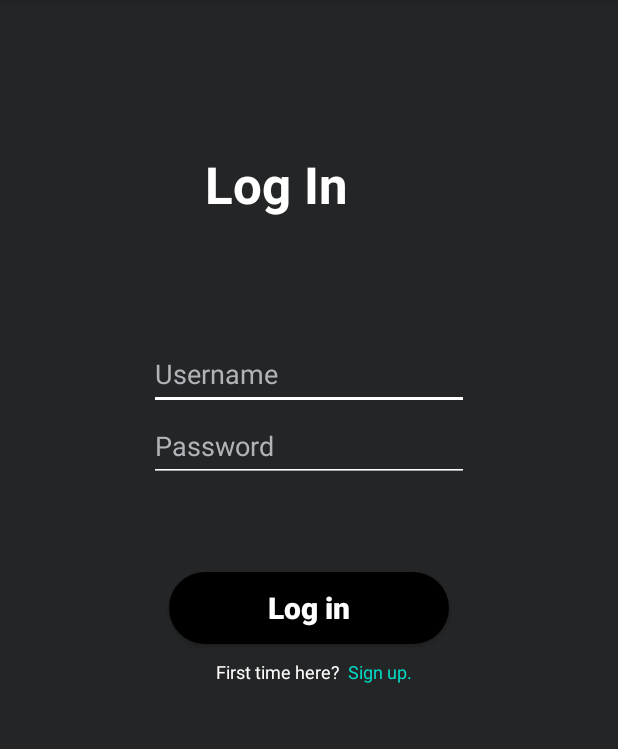
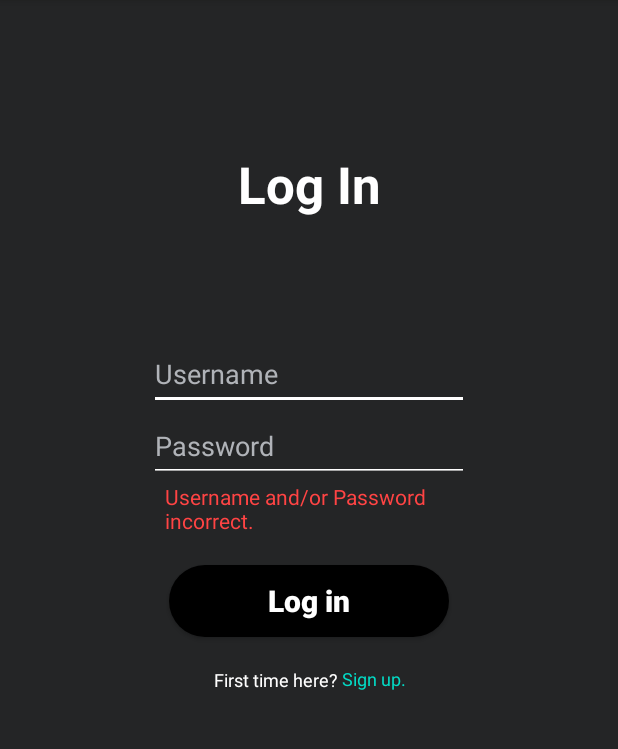
Before and after one commit to ZhouRicky/CIS-4515-Binns-Lan-Zhou, an Android app: the screen it shows after launch (LoginActivity), after a tap on "Log in", on a phone screen of 412 x 824 dp, the part 84-833 px from its top. Run offline under Robolectric (Android 15) with nearby library versions, the phone set to English and light mode, and no system bars; libraries missing offline, so code that uses them is left out: com.karumi.dexter; 1 statement that could not run was skipped.

Commit message:
Implemented Runtime Permission Check
- Expanded loginButton code
- Refactored variable & view names to be more informative

```diff
--- a/ProjectBLZ/app/src/main/java/edu/temple/projectblz/Constant.java
+++ b/ProjectBLZ/app/src/main/java/edu/temple/projectblz/Constant.java
@@ -2,18 +2,17 @@ package edu.temple.projectblz;
 
 public class Constant {
 
-    //Constant for LocationService
-    public static final String Log_LocationUpdateInitialize = "The Location Update initialized";
-    public static final String LOG_LocationUpdateEnded = "The Location Service Ended";
+    // constants for LocationService
+    public static final String LOG_LOCATION = "Location";
 
-
-    //Constant for SharedPrefs
+    // constants for SharedPrefs
     public static final String SHARED_PREFS_NAME = "ProjectBLZ";
     public static final String SHARED_PREFS_DEFAULT_STRING = "None";
     public static final String USERNAME = "username";
+    public static final String IS_LOCATION_PERMISSION_GRANTED = "is_location_permission_granted";
 
-    //Constant for LoginActivity
-    public static final String InvalidInput = "Invalid Input";
-    public static final String InvalidInputMessage = null; //TODO Might use for an alertdialog
+    // constants for LoginActivity
+    public static final String INVALID_INPUT = "Please enter username and/or password";
+    public static final String INCORRECT_INFO = "Username and/or Password incorrect.";
 
 }
--- a/ProjectBLZ/app/src/main/java/edu/temple/projectblz/LocationService.java
+++ b/ProjectBLZ/app/src/main/java/edu/temple/projectblz/LocationService.java
@@ -1,28 +1,18 @@
 package edu.temple.projectblz;
-
 
 import android.Manifest;
 import android.app.Notification;
-import android.app.NotificationChannel;
-import android.app.NotificationManager;
 import android.app.Service;
 import android.content.Context;
 import android.content.Intent;
 import android.content.pm.PackageManager;
-import android.graphics.Color;
 import android.location.LocationListener;
 import android.location.LocationManager;
 import android.os.IBinder;
 import android.util.Log;
-import android.widget.Toast;
 
 import androidx.annotation.Nullable;
 import androidx.core.app.ActivityCompat;
-import androidx.core.app.NotificationCompat;
-
-import java.io.Serializable;
-
-
 
 public class LocationService extends Service {
     //Initialization of the location service based off TA's version
@@ -55,7 +45,7 @@ public class LocationService extends Service {
             locationManager.requestLocationUpdates(LocationManager.GPS_PROVIDER,
                     10, 1, listener);
             //TODO Initializing the distance based of 1 meter and 10 ms but would need to change if needed
-            Log.d(Constant.Log_LocationUpdateInitialize, "The foreground location service has sucessfully started: Location Update initialization is sucessful");
+            Log.d(Constant.LOG_LOCATION, "The foreground location service has successfully started: Location Update Initialization is successful");
         }
 
         return super.onStartCommand(intent, flags, startId);
@@ -70,7 +60,7 @@ public class LocationService extends Service {
 
     @Override
     public void onDestroy() {
-        Log.i(Constant.LOG_LocationUpdateEnded, "Location Service is onDestroy and the Location Service is eliminated");
+        Log.i(Constant.LOG_LOCATION, "Location Service is onDestroy and the Location Service is eliminated");
         locationManager.removeUpdates(listener);
         //Use Manager to remove the listener;
     }
--- a/ProjectBLZ/app/src/main/java/edu/temple/projectblz/LoginActivity.java
+++ b/ProjectBLZ/app/src/main/java/edu/temple/projectblz/LoginActivity.java
@@ -1,51 +1,119 @@
 package edu.temple.projectblz;
 
-import androidx.appcompat.app.AppCompatActivity;
-
+import android.Manifest;
+import android.content.Intent;
+import android.net.Uri;
 import android.os.Bundle;
-import android.util.Log;
+import android.provider.Settings;
 import android.view.View;
 import android.widget.Button;
 import android.widget.EditText;
 import android.widget.TextView;
 import android.widget.Toast;
 
+import androidx.appcompat.app.AppCompatActivity;
+
+import com.karumi.dexter.Dexter;
+import com.karumi.dexter.MultiplePermissionsReport;
+import com.karumi.dexter.PermissionToken;
+import com.karumi.dexter.listener.PermissionRequest;
+import com.karumi.dexter.listener.multi.MultiplePermissionsListener;
+
+import java.util.List;
+
 public class LoginActivity extends AppCompatActivity {
-    TextView LoginTextView,QuestionTextView,SignUpTextView,Status;
-    Button LoginButton;
-    EditText UsernameEditText,PasswordEditText;
-    String Username,Password;
+
+    SharedPrefs sharedPrefs;
+
+    TextView statusTextView, signUpTextView;
+    EditText usernameEditText, passwordEditText;
+    Button loginButton;
+
+    boolean isLocationPermissionGranted;
+    String username, password;
+
     @Override
     protected void onCreate(Bundle savedInstanceState) {
         super.onCreate(savedInstanceState);
         setContentView(R.layout.activity_login);
-        ViewInitialization();
 
+        sharedPrefs = new SharedPrefs(this);
 
-        LoginButton.setOnClickListener(new View.OnClickListener() {
+        checkPermission();
+        viewInitialization();
+
+        // log in button functionality
+        loginButton.setOnClickListener(new View.OnClickListener() {
             @Override
             public void onClick(View view) {
-                if(UsernameEditText.getText()!=null&&PasswordEditText.getText()!=null){
-                    Username = UsernameEditText.getText().toString();
-                    Password = UsernameEditText.getText().toString();
-                    //TODO Implement php verifying credential
+                statusTextView.setText("");
+
+                if(usernameEditText.getText() != null && passwordEditText.getText() != null) {
+                    username = usernameEditText.getText().toString();
+                    password = passwordEditText.getText().toString();
+
+                    if(username.isEmpty() || password.isEmpty()) {
+                        statusTextView.setText(Constant.INCORRECT_INFO);
+                    } else {
+                        if(!isLocationPermissionGranted) {
+                            Toast.makeText(LoginActivity.this, "Please enable location permissions", Toast.LENGTH_SHORT).show();
+                        } else {
+                            login();
+                        }
+                    }
+                } else {
+                    statusTextView.setText(Constant.INVALID_INPUT);
                 }
-                else{
-                    Status.setText(Constant.InvalidInputMessage);
-                    //Might be better with alertDialog
-                    //InvalidInputMessage is defined null currenly in Constant.java
-                }
+            }
+        });
+
+        // sign up button functionality
+        signUpTextView.setOnClickListener(new View.OnClickListener() {
+            @Override
+            public void onClick(View view) {
+                // TODO: open to new activity/fragment to allow user to create an account
             }
         });
     }
 
-    private void ViewInitialization(){
-        LoginTextView       = findViewById(R.id.Login);
-        QuestionTextView    = findViewById(R.id.Question);
-        SignUpTextView      = findViewById(R.id.SignUp);
-        UsernameEditText    = findViewById(R.id.Username);
-        PasswordEditText    = findViewById(R.id.Password);
-        LoginButton         = findViewById(R.id.LoginButton);
-        Status              = findViewById(R.id.Status);
+    // uses dexter library to check for permissions at runtime
+    private void checkPermission() {
+        Dexter.withContext(this).withPermissions(Manifest.permission.ACCESS_FINE_LOCATION, Manifest.permission.ACCESS_COARSE_LOCATION).withListener(new MultiplePermissionsListener() {
+            @Override
+            public void onPermissionsChecked(MultiplePermissionsReport multiplePermissionsReport) {
+                if(multiplePermissionsReport.areAllPermissionsGranted()) {
+                    isLocationPermissionGranted = true;
+                    sharedPrefs.setAccessLocationPermissionGranted(true);
+                }
+
+                if(multiplePermissionsReport.getDeniedPermissionResponses().size() > 0){
+                    Toast.makeText(LoginActivity.this, "All permissions are required to continue", Toast.LENGTH_SHORT).show();
+                    Intent intent = new Intent();
+                    intent.setAction(Settings.ACTION_APPLICATION_DETAILS_SETTINGS);
+                    Uri uri = Uri.fromParts("package", getPackageName(), "");
+                    intent.setData(uri);
+                    startActivity(intent);
+                }
+            }
+
+            @Override
+            public void onPermissionRationaleShouldBeShown(List<PermissionRequest> list, PermissionToken permissionToken) {
+                permissionToken.continuePermissionRequest();
+            }
+        }).check();
+    }
+
+    // initialize necessary views
+    private void viewInitialization() {
+        statusTextView = findViewById(R.id.statusTextView);
+        signUpTextView = findViewById(R.id.signUpTextView);
+        usernameEditText = findViewById(R.id.usernameEditText);
+        passwordEditText = findViewById(R.id.passwordEditText);
+        loginButton = findViewById(R.id.loginButton);
+    }
+
+    // TODO: log in request; Implement php verifying credential
+    private void login() {
+
     }
 }
--- a/ProjectBLZ/app/src/main/java/edu/temple/projectblz/SharedPrefs.java
+++ b/ProjectBLZ/app/src/main/java/edu/temple/projectblz/SharedPrefs.java
@@ -5,12 +5,8 @@ import android.content.SharedPreferences;
 
 public class SharedPrefs {
 
-
-
     private Context context;
     private SharedPreferences sharedPrefs;
-    public static final String IS_LOCATION_PERMISSION_GRANTED = "is_location_permission_granted";
-
 
     public SharedPrefs(Context initialContext) {
         context = initialContext;
@@ -18,7 +14,7 @@ public class SharedPrefs {
     }
 
     public void clearAllUserSettings() {
-        //TODO: empty for now, but add clear methods here
+        //TODO: add clear methods here
         clearLoggedInUser();
         clearAccessLocationPermissionGranted();
     }
@@ -45,13 +41,13 @@ public class SharedPrefs {
     // ================================================================================
     public void setAccessLocationPermissionGranted(Boolean isPermissionGranted) {
         SharedPreferences.Editor editor = sharedPrefs.edit();
-        editor.putBoolean(IS_LOCATION_PERMISSION_GRANTED, isPermissionGranted);
+        editor.putBoolean(Constant.IS_LOCATION_PERMISSION_GRANTED, isPermissionGranted);
         editor.apply();
     }
 
 
     public Boolean getAccessLocationPermissionGranted() {
-        return sharedPrefs.getBoolean(IS_LOCATION_PERMISSION_GRANTED, false);
+        return sharedPrefs.getBoolean(Constant.IS_LOCATION_PERMISSION_GRANTED, false);
     }
 
 
--- a/ProjectBLZ/app/src/main/res/layout/activity_login.xml
+++ b/ProjectBLZ/app/src/main/res/layout/activity_login.xml
@@ -8,29 +8,28 @@
     tools:context=".LoginActivity">
 
     <TextView
-        android:id="@+id/Login"
+        android:id="@+id/loginTextView"
         android:layout_width="wrap_content"
         android:layout_height="wrap_content"
-        android:layout_marginStart="100dp"
         android:layout_marginTop="100dp"
-        android:layout_marginEnd="100dp"
         android:text="@string/login_title_text"
         android:textColor="@color/white"
         android:textSize="34sp"
         android:textStyle="bold"
         app:layout_constraintEnd_toEndOf="parent"
-        app:layout_constraintHorizontal_bias="0.317"
+        app:layout_constraintHorizontal_bias="0.5"
         app:layout_constraintStart_toStartOf="parent"
         app:layout_constraintTop_toTopOf="parent" />
 
     <EditText
-        android:id="@+id/Username"
+        android:id="@+id/usernameEditText"
         android:layout_width="wrap_content"
         android:layout_height="wrap_content"
         android:layout_marginTop="80dp"
         android:backgroundTint="@color/white"
         android:ems="10"
         android:hint="@string/username_hint"
+        android:importantForAutofill="no"
         android:inputType="textPersonName"
         android:minHeight="48dp"
         android:textColor="@color/white"
@@ -38,16 +37,16 @@
         app:layout_constraintEnd_toEndOf="parent"
         app:layout_constraintHorizontal_bias="0.5"
         app:layout_constraintStart_toStartOf="parent"
-        app:layout_constraintTop_toBottomOf="@+id/Login"
-        android:importantForAutofill="no" />
+        app:layout_constraintTop_toBottomOf="@+id/loginTextView" />
 
     <EditText
-        android:id="@+id/Password"
+        android:id="@+id/passwordEditText"
         android:layout_width="wrap_content"
         android:layout_height="wrap_content"
         android:backgroundTint="@color/white"
         android:ems="10"
         android:hint="@string/password_hint"
+        android:importantForAutofill="no"
         android:inputType="textPassword"
         android:minHeight="48dp"
         android:textColor="@color/white"
@@ -55,22 +54,21 @@
         app:layout_constraintEnd_toEndOf="parent"
         app:layout_constraintHorizontal_bias="0.5"
         app:layout_constraintStart_toStartOf="parent"
-        app:layout_constraintTop_toBottomOf="@+id/Username"
-        android:importantForAutofill="no" />
+        app:layout_constraintTop_toBottomOf="@+id/usernameEditText" />
 
     <TextView
-        android:id="@+id/Status"
-        android:layout_width="200dp"
-        android:layout_height="20dp"
-        android:layout_marginStart="104dp"
-        android:layout_marginTop="20dp"
+        android:id="@+id/statusTextView"
+        android:layout_width="wrap_content"
+        android:layout_height="wrap_content"
         android:ems="12"
         android:textColor="@android:color/holo_red_light"
+        app:layout_constraintEnd_toEndOf="parent"
+        app:layout_constraintHorizontal_bias="0.5"
         app:layout_constraintStart_toStartOf="parent"
-        app:layout_constraintTop_toBottomOf="@+id/Password" />
+        app:layout_constraintTop_toBottomOf="@+id/passwordEditText" />
 
     <androidx.appcompat.widget.AppCompatButton
-        android:id="@+id/LoginButton"
+        android:id="@+id/loginButton"
         android:layout_width="wrap_content"
         android:layout_height="wrap_content"
         android:layout_marginTop="20dp"
@@ -84,34 +82,33 @@
         app:layout_constraintEnd_toEndOf="parent"
         app:layout_constraintHorizontal_bias="0.5"
         app:layout_constraintStart_toStartOf="parent"
-        app:layout_constraintTop_toBottomOf="@+id/Status" />
+        app:layout_constraintTop_toBottomOf="@+id/statusTextView" />
 
     <TextView
-        android:id="@+id/Question"
+        android:id="@+id/questionTextView"
         android:layout_width="wrap_content"
         android:layout_height="wrap_content"
-        android:layout_marginStart="144dp"
-        android:layout_marginTop="10dp"
+        android:layout_marginTop="20dp"
         android:text="@string/first_time_here"
         android:textColor="@color/white"
         android:textSize="12sp"
+        app:layout_constraintEnd_toEndOf="parent"
+        app:layout_constraintHorizontal_bias=".433"
         app:layout_constraintStart_toStartOf="parent"
-        app:layout_constraintTop_toBottomOf="@+id/LoginButton" />
+        app:layout_constraintTop_toBottomOf="@+id/loginButton" />
 
     <TextView
-        android:id="@+id/SignUp"
+        android:id="@+id/signUpTextView"
         android:layout_width="wrap_content"
         android:layout_height="wrap_content"
-        android:layout_marginStart="5dp"
-        android:layout_marginTop="10dp"
+        android:layout_marginTop="4dp"
         android:clickable="true"
+        android:gravity="center"
         android:minWidth="48dp"
         android:minHeight="48dp"
         android:text="@string/sign_up_button"
         android:textColor="@color/teal_200"
         android:textSize="12sp"
-        app:layout_constraintEnd_toEndOf="parent"
-        app:layout_constraintHorizontal_bias="0.0"
-        app:layout_constraintStart_toEndOf="@+id/Question"
-        app:layout_constraintTop_toBottomOf="@+id/LoginButton" />
+        app:layout_constraintStart_toEndOf="@+id/questionTextView"
+        app:layout_constraintTop_toBottomOf="@+id/loginButton" />
 </androidx.constraintlayout.widget.ConstraintLayout>
```
